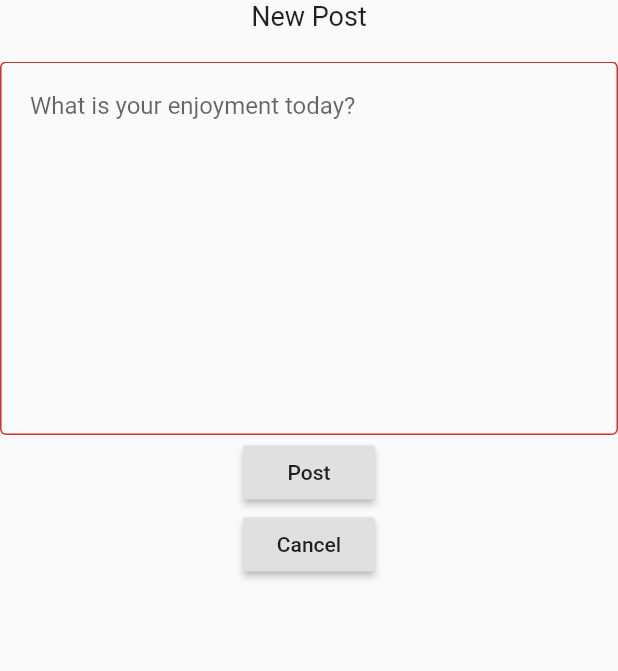
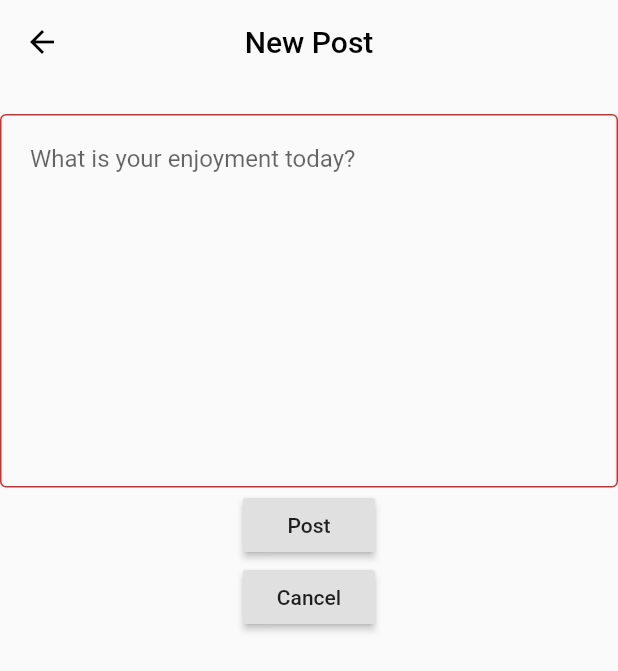
Before and after one commit to juandavinlie/overflow, a Flutter app: the NewPost screen opened directly, after a tap on "Post", on a phone screen of 412 x 824 dp. Shown: the top 671 px of the screen. Run offline on Flutter 3.47's test engine with Material 2 defaults, Android fonts, the phone set to English and light mode, and no system bars; our stand-ins replace cloud_firestore, firebase_auth, flutter_spinkit, google_fonts; missing offline and left inert: country_state_city_picker, flutter_country_picker; accounts and stored records are empty.

```diff
--- a/lib/screens/authenticate/register.dart
+++ b/lib/screens/authenticate/register.dart
@@ -86,7 +86,7 @@ class _RegisterState extends State<Register> {
                               validator: (val) =>
                                   val.isEmpty ? "Enter your full name" : null,
                               onChanged: (val) {
-                                username = val.split(" ").map((str) => '${str[0].toUpperCase()}${str.substring(1)}').join(" ");
+                                username = val;
                               },
                             ),
                             SizedBox(height: 20.0),
@@ -152,7 +152,7 @@ class _RegisterState extends State<Register> {
                                   dynamic result =
                                       await _auth.registerWithEmailAndPassword(
                                           email,
-                                          username,
+                                          username.split(" ").map((str) => '${str[0].toUpperCase()}${str.substring(1)}').join(" "),
                                           countryValue.name,
                                           password);
                                   if (result == null) {
--- a/lib/screens/pages/edit_profile.dart
+++ b/lib/screens/pages/edit_profile.dart
@@ -54,13 +54,14 @@ class _EditProfileState extends State<EditProfile> {
               maxLength: 150,
             ),
             RaisedButton(child: Text("Change"), onPressed: () async {
+              String parsedName = newUsername.split(" ").map((str) => '${str[0].toUpperCase()}${str.substring(1)}').join(" ");
               await DatabaseService(uid: data['localUserUid']).updateUser(User(
                 uid: data['localUserUid'],
-                username: newUsername,
+                username: parsedName,
                 country: data['localUserCountry'],
                 bio: newBio)
               );
-              DatabaseService(uid: data['localUserUid']).updateUsernameOfPosts(newUsername);
+              DatabaseService(uid: data['localUserUid']).updateUsernameOfPosts(parsedName);
               Navigator.pop(context);
             },),
           ],
--- a/lib/screens/shared/constants.dart
+++ b/lib/screens/shared/constants.dart
@@ -1,3 +1,5 @@
 import 'package:overflow/models/user.dart';
 
-//User currentUser;
+int lastLoadedPostTime;
+int firstLoadedPostTime;
+int numberOfLoadedPosts;
--- a/lib/screens/shared/new_post.dart
+++ b/lib/screens/shared/new_post.dart
@@ -9,39 +9,45 @@ import 'package:provider/provider.dart';
 
 class NewPost extends StatefulWidget {
 
+  Function loadNewerPost;
+  Function stopLoadingNewPost;
+
+  NewPost({this.loadNewerPost, this.stopLoadingNewPost});
+
   @override
   _NewPostState createState() => _NewPostState();
 }
 
 class _NewPostState extends State<NewPost> {
-
   bool _valid = true;
 
   TextEditingController controller = TextEditingController();
 
   @override
   Widget build(BuildContext context) {
-
     final _formKey = GlobalKey<FormState>();
     final user = Provider.of<User>(context);
     final localUser = Provider.of<LocalUser>(context);
 
     String enjoyment = '';
 
-    return Form(
+    return Scaffold(
+      appBar: AppBar(
+        backgroundColor: Colors.grey[50],
+        elevation: 0,
+        iconTheme: IconThemeData(color: Colors.black),
+        centerTitle: true,
+        title: Text('New Post', style: TextStyle(color: Colors.black))
+      ),
+      body: Form(
           key: _formKey,
           child: Column(
             children: <Widget>[
-          Text(
-            "New Post",
-            style: TextStyle(fontSize: 18.0)
-          ),
               SizedBox(height: 20.0),
               Container(
                 height: 250.0,
                 child: SingleChildScrollView(
-              child: Column(
-                children: <Widget>[
+                  child: Column(children: <Widget>[
                     TextField(
                       maxLines: 11,
                       decoration: InputDecoration(
@@ -56,20 +62,26 @@ class _NewPostState extends State<NewPost> {
                         enjoyment = val;
                       },
                     ),
-                ]
-              ),
+                  ]),
                 ),
               ),
               RaisedButton(
                 child: Text("Post"),
                 onPressed: () async {
                   if (controller.text.isNotEmpty) {
-                int millisecondsSinceEpoch = DateTime.now().millisecondsSinceEpoch;
+                    int millisecondsSinceEpoch =
+                        DateTime.now().millisecondsSinceEpoch;
                     // print(localTime.toString());
                     // DateTime utcTime = DateTime.utc(localTime.year, localTime.month, localTime.day, localTime.hour, localTime.minute, localTime.second, localTime.millisecond, localTime.microsecond);
                     // print(utcTime.toString());
-                await DatabaseService(uid: user.uid).updatePost(enjoyment, localUser.username, localUser.country, millisecondsSinceEpoch);
+                    widget.loadNewerPost();
+                    await DatabaseService(uid: user.uid).updatePost(
+                        enjoyment,
+                        localUser.username,
+                        localUser.country,
+                        millisecondsSinceEpoch);
                     Navigator.pop(context);
+                    widget.stopLoadingNewPost();
                   } else {
                     setState(() {
                       _valid = false;
@@ -84,7 +96,7 @@ class _NewPostState extends State<NewPost> {
                 },
               ),
             ],
-      )
+          )),
     );
   }
 }
```
Also changed, not shown: lib/screens/pages/feed.dart (+69 -9 lines), lib/screens/pages/post_card.dart (+10 -5 lines), lib/screens/pages/post_details.dart (added, +22 -0 lines), lib/screens/pages/post_list.dart (+50 -9 lines), lib/services/database.dart (+14 -2 lines), 1 other file. Lines whose indentation alone changed are shown as unchanged.
